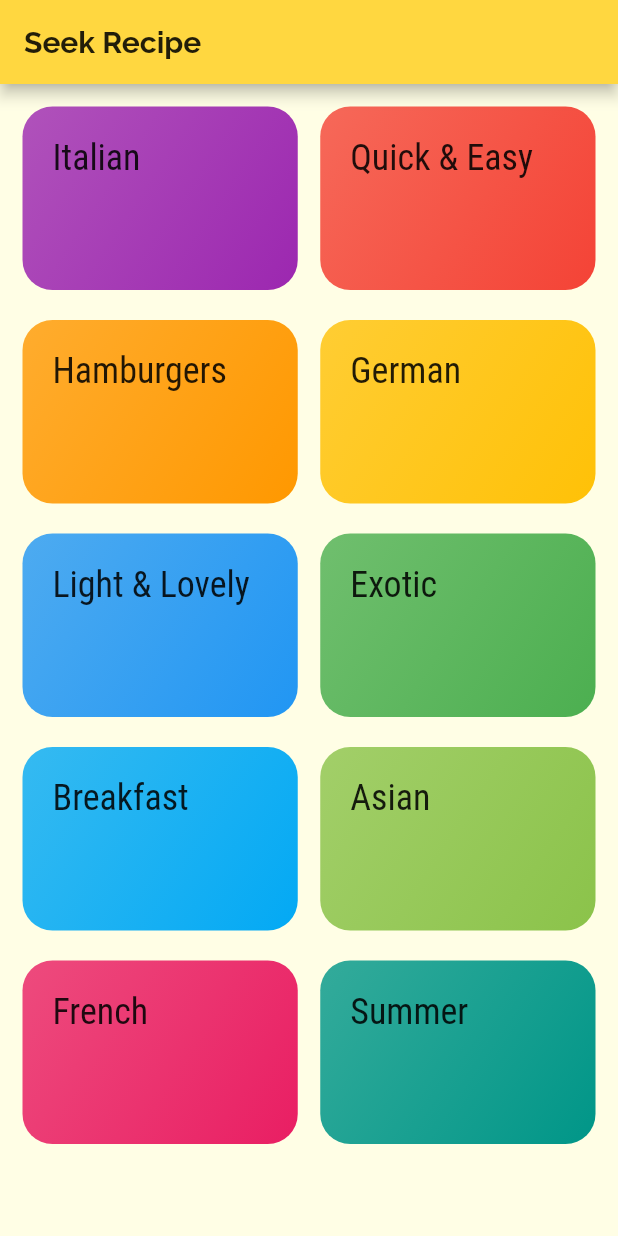
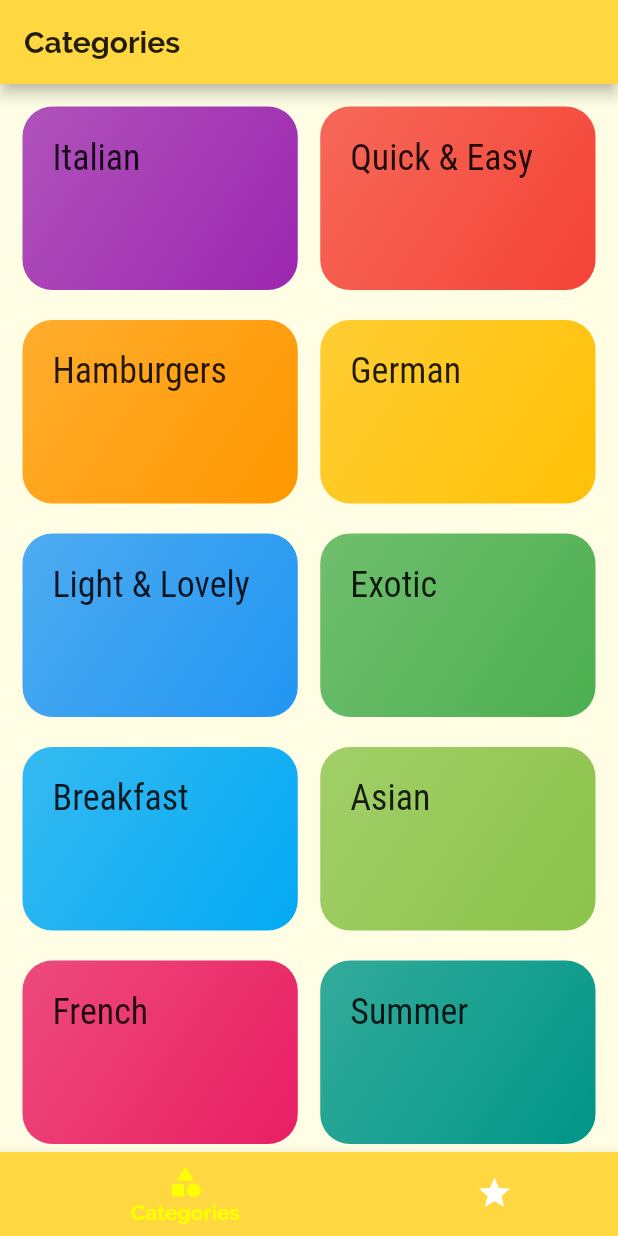
Before and after one commit to hammadkhan30/Recipe_app, a Flutter app: the screen it shows after launch, on a phone screen of 412 x 824 dp. Run offline on Flutter 3.47's test engine with Material 2 defaults, Android fonts, the phone set to English and light mode, and no system bars.

```diff
--- a/lib/main.dart
+++ b/lib/main.dart
@@ -2,6 +2,7 @@ import 'dart:ui';
 import './view/categorie_meals_screen.dart';
 import 'package:flutter/material.dart';
 import './view/categories_screen.dart';
+import './view/tabs_screen.dart';
 import './view/meal_detail.dart';
 
 void main() => runApp(RecipeApp());
@@ -18,21 +19,30 @@ class RecipeApp extends StatelessWidget {
         fontFamily: 'Raleway',
         textTheme: ThemeData.light().textTheme.copyWith(
               body1: TextStyle(
-            color: Color.fromRGBO(20,51,51,1),
+                color: Color.fromRGBO(20, 51, 51, 1),
               ),
               body2: TextStyle(
-              color: Color.fromRGBO(20,51,51,1),
+                color: Color.fromRGBO(20, 51, 51, 1),
               ),
-          title:TextStyle(
+              title: TextStyle(
                 fontSize: 24,
-            fontFamily:'RobotoCondensed',
+                fontFamily: 'RobotoCondensed',
               ),
             ),
       ),
-      home: CategoriesScreen(),
+      initialRoute: '/',
       routes: {
-        '/categories': (ctx) => CategorieMealsScreen(),
+        '/': (ctx) => TabsScreen(),
+        CategorieMealsScreen.routeName: (ctx) => CategorieMealsScreen(),
         MealDetailScreen.routeName: (ctx) => MealDetailScreen(),
+      },
+      onGenerateRoute: (settings) {
+        print(settings.arguments);
+      },
+      onUnknownRoute: (settings) {
+        return MaterialPageRoute(
+          builder: (ctx) => CategoriesScreen(),
+        );
       },
     );
   }
--- a/lib/view/categorie_meals_screen.dart
+++ b/lib/view/categorie_meals_screen.dart
@@ -3,6 +3,7 @@ import '../Model/original .dart';
 import '../controller/meal_item.dart';
 
 class CategorieMealsScreen extends StatelessWidget {
+  static const routeName = '/categorie-meals';
   @override
   Widget build(BuildContext context) {
     final routeArgs =
--- a/lib/view/categories_screen.dart
+++ b/lib/view/categories_screen.dart
@@ -5,11 +5,7 @@ import '../Model/original .dart';
 class CategoriesScreen extends StatelessWidget {
   @override
   Widget build(BuildContext context) {
-    return Scaffold(
-      appBar: AppBar(
-        title: Text("Seek Recipe"),
-      ),
-      body: GridView(
+    return GridView(
         padding: const EdgeInsets.all(15),
         children: DUMMY_CATEGORIES
             .map((catData) =>
@@ -21,7 +17,6 @@ class CategoriesScreen extends StatelessWidget {
           crossAxisSpacing: 15,
           mainAxisSpacing: 20,
         ),
-      ),
     );
   }
 }
--- /dev/null
+++ b/lib/view/favorites_screen.dart
@@ -0,0 +1,9 @@
+import 'package:flutter/material.dart';
+class FavoritesScreen extends StatelessWidget {
+  @override
+  Widget build(BuildContext context) {
+    return Center(
+      child: Text('favorites'),
+    );
+  }
+}
--- /dev/null
+++ b/lib/view/tabs_screen.dart
@@ -0,0 +1,61 @@
+import 'package:flutter/material.dart';
+import './categories_screen.dart';
+import './favorites_screen.dart';
+
+class TabsScreen extends StatefulWidget {
+  @override
+  _TabsScreenState createState() => _TabsScreenState();
+}
+
+class _TabsScreenState extends State<TabsScreen> {
+  List<Map<String, Object>> _pages = [
+    {
+      'page': CategoriesScreen(),
+      'title': 'Categories',
+    },
+    {
+      'page': FavoritesScreen(),
+      'title': 'Favorites',
+    },
+  ];
+  int _selectPageIndex = 0;
+
+  void _selectPage(int index) {
+    setState(
+      () {
+        _selectPageIndex = index;
+      },
+    );
+  }
+
+  @override
+  Widget build(BuildContext context) {
+    return Scaffold(
+      appBar: AppBar(
+        title: Text(
+          _pages[_selectPageIndex]['title'],
+        ),
+      ),
+      body: _pages[_selectPageIndex]['page'],
+      bottomNavigationBar: BottomNavigationBar(
+        onTap: _selectPage,
+        backgroundColor: Theme.of(context).primaryColor,
+        unselectedItemColor: Colors.white,
+        selectedItemColor: Theme.of(context).accentColor,
+        currentIndex: _selectPageIndex,
+        type: BottomNavigationBarType.shifting,
+        items: [
+          BottomNavigationBarItem(
+            backgroundColor: Theme.of(context).primaryColor,
+            icon: Icon(Icons.category),
+            title: Text('Categories'),
+          ),
+          BottomNavigationBarItem(
+            icon: Icon(Icons.star),
+            title: Text('Favorites'),
+          ),
+        ],
+      ),
+    );
+  }
+}
```
Lines whose indentation alone changed are shown as unchanged.
